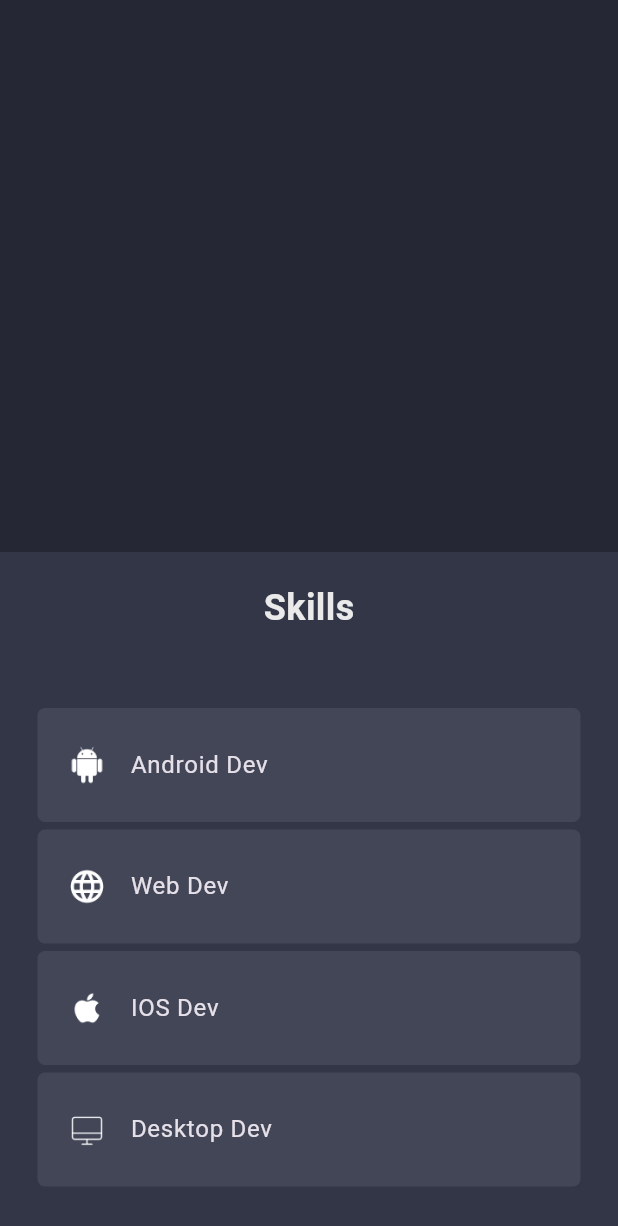
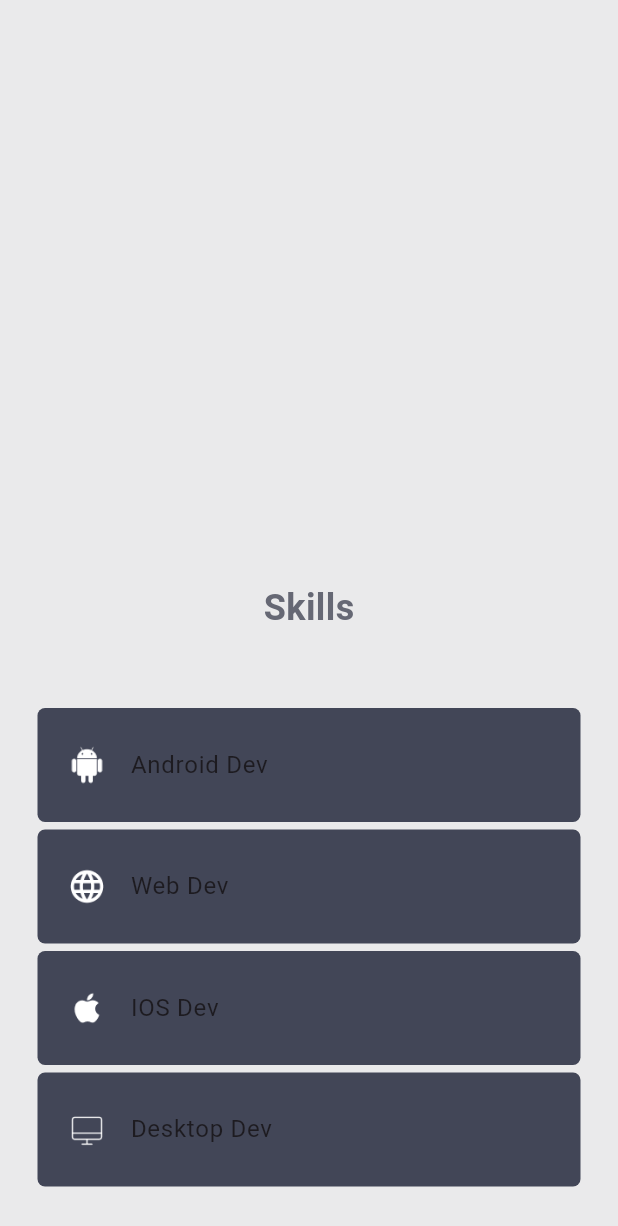
Before and after one commit to Victor-Zarzar/portfolio-flutter, a Flutter app: the screen it shows after launch, scrolled down 576 dp, on a phone screen of 412 x 824 dp. Shown: the top 1226 px of the screen. Run offline on Flutter 3.47's test engine with Material 3 defaults, Android fonts, the phone set to English and light mode, and no system bars; our stand-ins replace easy_localization, font_awesome_flutter, google_fonts, shared_preferences; missing offline and left inert: dart:js.

Commit message:
Feat: add provider/sharedprerences

```diff
--- a/lib/main.dart
+++ b/lib/main.dart
@@ -1,6 +1,8 @@
 import 'package:flutter/material.dart';
 import 'package:portfolio_flutter/pages/HomePage/home_page.dart';
 import 'package:easy_localization/easy_localization.dart';
+import 'package:portfolio_flutter/provider/DarkTheme/app_theme.dart';
+import 'package:provider/provider.dart';
 
 void main() async {
   WidgetsFlutterBinding.ensureInitialized();
@@ -18,19 +20,33 @@ void main() async {
   );
 }
 
-class MyApp extends StatelessWidget {
+class MyApp extends StatefulWidget {
   const MyApp({super.key});
 
   @override
+  State<MyApp> createState() => _MyAppState();
+}
+
+class _MyAppState extends State<MyApp> {
+  @override
   Widget build(BuildContext context) {
+    return ChangeNotifierProvider(
+      create: (BuildContext context) => UiProvider()..init(),
+      child: Consumer<UiProvider>(
+        builder: (context, UiProvider notifier, child) {
           return MaterialApp(
             debugShowCheckedModeBanner: false,
             title: "Portfolio - Victor Zarzar",
-      theme: ThemeData.dark(),
+            themeMode: notifier.isDark ? ThemeMode.dark : ThemeMode.light,
+            darkTheme:
+                notifier.isDark ? notifier.darkTheme : notifier.lightTheme,
             localizationsDelegates: context.localizationDelegates,
             supportedLocales: context.supportedLocales,
             locale: context.locale,
             home: const HomePage(),
           );
+        },
+      ),
+    );
   }
 }
--- a/lib/pages/HomePage/home_page.dart
+++ b/lib/pages/HomePage/home_page.dart
@@ -2,6 +2,7 @@ import 'package:easy_localization/easy_localization.dart';
 import 'package:flutter/material.dart';
 import 'package:portfolio_flutter/constants/Colors/colors.dart';
 import 'package:portfolio_flutter/constants/Size/size.dart';
+import 'package:portfolio_flutter/provider/DarkTheme/app_theme.dart';
 import 'package:portfolio_flutter/widgets/ContactSection/contact_section.dart';
 import 'package:portfolio_flutter/widgets/DrawerMobile/drawer_mobile.dart';
 import 'package:portfolio_flutter/widgets/Footer/footer.dart';
@@ -12,6 +13,7 @@ import 'package:portfolio_flutter/widgets/NavMobile/nav_mobile.dart';
 import 'package:portfolio_flutter/widgets/ProjectsSection/projects_section.dart';
 import 'package:portfolio_flutter/widgets/SkillsDesktop/skills_desktop.dart';
 import 'package:portfolio_flutter/widgets/SkillsMobile/skills_mobile.dart';
+import 'package:provider/provider.dart';
 
 class HomePage extends StatefulWidget {
   const HomePage({super.key});
@@ -44,9 +46,12 @@ class _HomePageState extends State<HomePage> {
     final screenWidth = screenSize.width;
 
     return LayoutBuilder(builder: (context, constraints) {
+      return Consumer<UiProvider>(builder: (context, notifier, child) {
         return Scaffold(
           key: scaffoldKey,
-        backgroundColor: CustomColor.scaffoldBg,
+          backgroundColor: notifier.isDark
+              ? CustomColor.scaffoldBg
+              : CustomColor.whitePrimary,
           endDrawer: constraints.maxWidth >= kMinDesktopWidth
               ? null
               : DrawerMobile(onNavItemTap: (int navIndex) {
@@ -80,17 +85,21 @@ class _HomePageState extends State<HomePage> {
                   key: navbarKeys[1],
                   width: screenWidth,
                   padding: const EdgeInsets.fromLTRB(25, 20, 25, 60),
-                color: CustomColor.bgLight1,
+                  color: notifier.isDark
+                      ? CustomColor.scaffoldBg
+                      : CustomColor.whitePrimary,
                   child: Column(
                     mainAxisSize: MainAxisSize.min,
                     children: [
                       // title
                       Text(
                         'skills'.tr(),
-                      style: const TextStyle(
+                        style: TextStyle(
                           fontSize: 24,
                           fontWeight: FontWeight.bold,
-                        color: CustomColor.whitePrimary,
+                          color: notifier.isDark
+                              ? CustomColor.textFieldBg
+                              : CustomColor.hintDark,
                         ),
                       ),
                       const SizedBox(height: 50),
@@ -121,5 +130,6 @@ class _HomePageState extends State<HomePage> {
           ),
         );
       });
+    });
   }
 }
--- /dev/null
+++ b/lib/provider/DarkTheme/app_theme.dart
@@ -0,0 +1,34 @@
+import 'package:flutter/material.dart';
+import 'package:shared_preferences/shared_preferences.dart';
+
+class UiProvider extends ChangeNotifier {
+  bool _isDark = false;
+  bool get isDark => _isDark;
+
+  late SharedPreferences storage;
+
+  final darkTheme = ThemeData(
+    primaryColor: Colors.black12,
+    brightness: Brightness.dark,
+    primaryColorDark: Colors.black12,
+  );
+
+  final lightTheme = ThemeData(
+    primaryColor: Colors.white,
+    brightness: Brightness.light,
+    primaryColorDark: Colors.white,
+  );
+
+  changeTheme() {
+    _isDark = !isDark;
+
+    storage.setBool("isDark", _isDark);
+    notifyListeners();
+  }
+
+  init() async {
+    storage = await SharedPreferences.getInstance();
+    _isDark = storage.getBool("isDark") ?? false;
+    notifyListeners();
+  }
+}
--- a/lib/widgets/ContactSection/contact_section.dart
+++ b/lib/widgets/ContactSection/contact_section.dart
@@ -3,8 +3,10 @@ import 'package:flutter/material.dart';
 import 'package:portfolio_flutter/constants/Colors/colors.dart';
 import 'package:portfolio_flutter/constants/Links/links.dart';
 import 'package:portfolio_flutter/constants/Size/size.dart';
+import 'package:portfolio_flutter/provider/DarkTheme/app_theme.dart';
 import 'package:portfolio_flutter/widgets/CustomTextFields/custom_text_field.dart';
 import 'package:font_awesome_flutter/font_awesome_flutter.dart';
+import 'package:provider/provider.dart';
 import 'dart:js' as js;
 
 class ContactSection extends StatelessWidget {
@@ -12,9 +14,10 @@ class ContactSection extends StatelessWidget {
 
   @override
   Widget build(BuildContext context) {
+    return Consumer<UiProvider>(builder: (context, notifier, child) {
       return Container(
         padding: const EdgeInsets.fromLTRB(25, 20, 25, 60),
-      color: CustomColor.bgLight1,
+        color: notifier.isDark ? CustomColor.textFieldBg : CustomColor.hintDark,
         child: Column(
           children: [
             // title
@@ -144,6 +147,7 @@ class ContactSection extends StatelessWidget {
           ],
         ),
       );
+    });
   }
 
   Row buildNameEmailFieldDesktop() {
--- a/lib/widgets/MainMobile/main_mobile.dart
+++ b/lib/widgets/MainMobile/main_mobile.dart
@@ -3,6 +3,8 @@ import 'package:flutter/material.dart';
 import 'package:font_awesome_flutter/font_awesome_flutter.dart';
 import 'package:portfolio_flutter/constants/Colors/colors.dart';
 import 'package:portfolio_flutter/constants/Links/links.dart';
+import 'package:portfolio_flutter/provider/DarkTheme/app_theme.dart';
+import 'package:provider/provider.dart';
 import 'dart:js' as js;
 
 class MainMobile extends StatelessWidget {
@@ -14,6 +16,8 @@ class MainMobile extends StatelessWidget {
     final screenHeight = screenSize.height;
     final screenWidth = screenSize.width;
 
+    return Consumer<UiProvider>(
+      builder: (context, notifier, child) {
         return Container(
           margin: const EdgeInsets.symmetric(
             horizontal: 40.0,
@@ -37,7 +41,7 @@ class MainMobile extends StatelessWidget {
                 },
                 blendMode: BlendMode.srcATop,
                 child: CircleAvatar(
-              radius: (100),
+                  radius: 100,
                   backgroundColor: Colors.white,
                   child: ClipRRect(
                     borderRadius: BorderRadius.circular(100),
@@ -89,10 +93,24 @@ class MainMobile extends StatelessWidget {
                       label: Text("linkedin".tr()),
                     ),
                   ),
+                  const SizedBox(width: 10),
+                  // Theme switch toggle
+                  Switch(
+                    activeColor: CustomColor.bgLight1,
+                    inactiveTrackColor: CustomColor.hintDark,
+                    value: notifier.isDark,
+                    onChanged: (value) => notifier.changeTheme(),
+                  ),
+                  const Icon(
+                    Icons.dark_mode,
+                    size: 20,
+                  ),
                 ],
               ),
             ],
           ),
         );
+      },
+    );
   }
 }
--- a/pubspec.yaml
+++ b/pubspec.yaml
@@ -38,6 +38,8 @@ dependencies:
   google_fonts: ^6.2.1
   easy_localization: ^3.0.7
   font_awesome_flutter: ^10.7.0
+  shared_preferences: ^2.3.1
+  provider: ^6.1.2
 
 dev_dependencies:
   flutter_test:
```
Also changed, not shown: pubspec.lock. Lines whose indentation alone changed are shown as unchanged.
